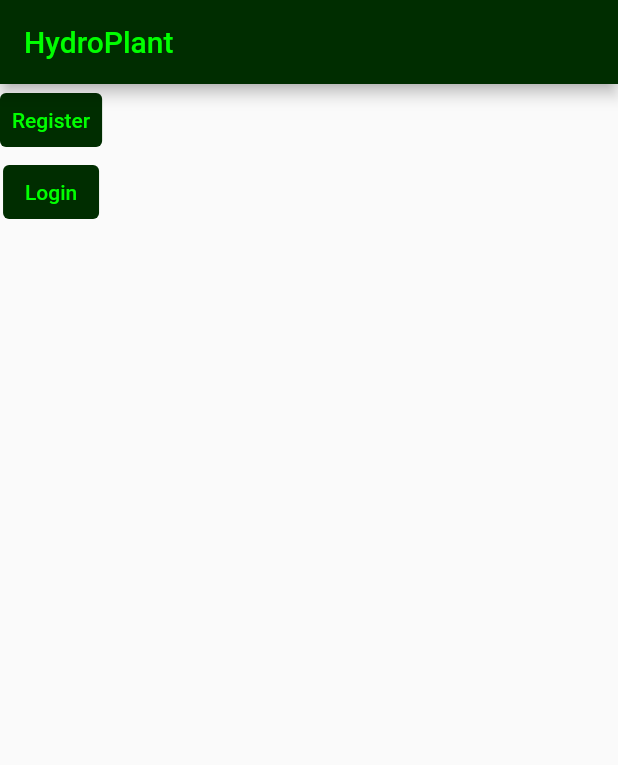
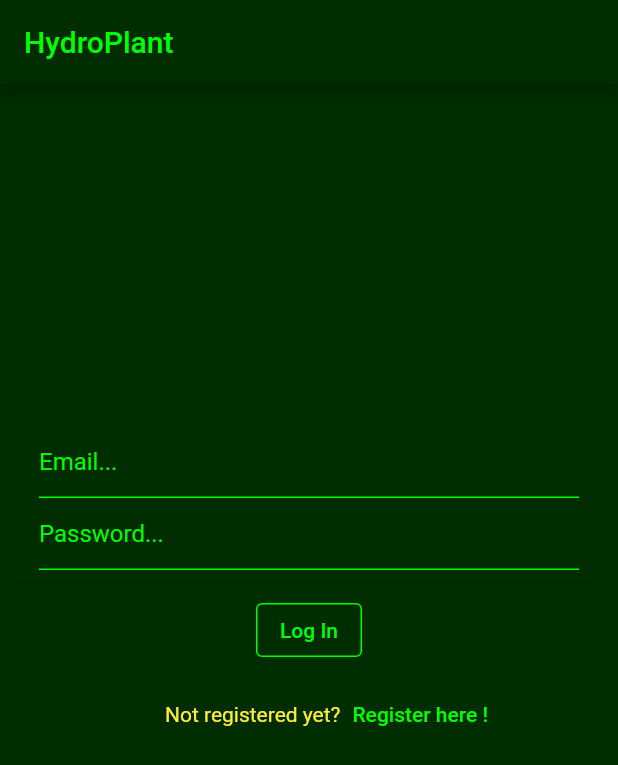
Before and after one commit to GersonCJ/PlantArmApp, a Flutter app: the screen it shows after launch, on a phone screen of 412 x 824 dp. Shown: the top 765 px of the screen. Run offline on Flutter 3.47's test engine with Material 2 defaults, Android fonts, the phone set to English and light mode, and no system bars; our stand-ins replace cloud_firestore, firebase_auth, firebase_core, syncfusion_flutter_charts; accounts and stored records are empty; generated files the repository leaves out were written again.

Commit message:
Aprimoramento da HomePage View, trazendo para ela a LoginView diretamente.

```diff
--- a/Flutter/PlantArm/plantarmapp/lib/main.dart
+++ b/Flutter/PlantArm/plantarmapp/lib/main.dart
@@ -9,7 +9,7 @@ void main() {
   WidgetsFlutterBinding.ensureInitialized;
   runApp(
     MaterialApp(
-        title: 'Flutter Demo',
+        title: 'HydroPlant App',
         theme: ThemeData(
           primarySwatch: Colors.blue,
         ),
--- a/Flutter/PlantArm/plantarmapp/lib/view/home_page_view.dart
+++ b/Flutter/PlantArm/plantarmapp/lib/view/home_page_view.dart
@@ -15,14 +15,29 @@ class HomePage extends StatelessWidget {
           backgroundColor: const Color.fromARGB(255, 0, 45, 0),
           foregroundColor: const Color.fromARGB(255, 0, 255, 0),
         ),
+        backgroundColor: const Color.fromARGB(255, 0, 45, 0),
         body: FutureBuilder(
             future: Firebase.initializeApp(
                 options: DefaultFirebaseOptions.currentPlatform),
             builder: (context, snapshot) {
               switch (snapshot.connectionState) {
                 case ConnectionState.done:
-                  return Column(
+                  return ListView(
                     children: [
+                      const SizedBox(height: 220, child: Text('')),
+                      const Padding(
+                        padding: EdgeInsets.all(8.0),
+                        child: LoginView(),
+                      ),
+                      Padding(
+                        padding: const EdgeInsets.only(left: 110.0),
+                        child: Row(
+                          children: [
+                            const Text(
+                              'Not registered yet?',
+                              textAlign: TextAlign.center,
+                              style: TextStyle(color: Colors.yellow),
+                            ),
                             TextButton(
                                 onPressed: () {
                                   Navigator.push(
@@ -36,21 +51,10 @@ class HomePage extends StatelessWidget {
                                         const Color.fromARGB(255, 0, 45, 0)),
                                     foregroundColor: MaterialStateProperty.all(
                                         const Color.fromARGB(255, 0, 255, 0))),
-                          child: const Text('Register')),
-                      TextButton(
-                          onPressed: () {
-                            Navigator.push(
-                                context,
-                                MaterialPageRoute(
-                                  builder: (context) => const LoginView(),
-                                ));
-                          },
-                          style: ButtonStyle(
-                              backgroundColor: MaterialStateProperty.all(
-                                  const Color.fromARGB(255, 0, 45, 0)),
-                              foregroundColor: MaterialStateProperty.all(
-                                  const Color.fromARGB(255, 0, 255, 0))),
-                          child: const Text('Login'))
+                                child: const Text('Register here !')),
+                          ],
+                        ),
+                      ),
                     ],
                   );
                 default:
--- a/Flutter/PlantArm/plantarmapp/lib/view/login_view.dart
+++ b/Flutter/PlantArm/plantarmapp/lib/view/login_view.dart
@@ -32,35 +32,54 @@ class _LoginViewState extends State<LoginView> {
 
   @override
   Widget build(BuildContext context) {
-    return Scaffold(
-        appBar: AppBar(
-          title: const Text('HydroPlant'),
-          backgroundColor: const Color.fromARGB(255, 0, 45, 0),
-          foregroundColor: const Color.fromARGB(255, 0, 255, 0),
-        ),
-        body: Column(
+    return Column(
       children: [
-            TextField(
+        SizedBox(
+          width: 360,
+          child: TextField(
             controller: _email,
             enableSuggestions: false,
             autocorrect: false,
             keyboardType: TextInputType.emailAddress,
+            style: const TextStyle(color: Color.fromARGB(255, 0, 255, 0)),
+            textAlign: TextAlign.left,
             decoration: const InputDecoration(
-                hintText: 'Email',
-                hintStyle: TextStyle(color: Colors.black),
+                fillColor: Color.fromARGB(255, 0, 255, 0),
+                focusedBorder: OutlineInputBorder(
+                  borderSide: BorderSide(color: Color.fromARGB(255, 0, 255, 0)),
+                ),
+                enabledBorder: UnderlineInputBorder(
+                    borderSide:
+                        BorderSide(color: Color.fromARGB(255, 0, 255, 0))),
+                hintText: 'Email...',
+                hintStyle: TextStyle(color: Color.fromARGB(255, 0, 255, 0))),
+            cursorColor: const Color.fromARGB(255, 0, 255, 0),
           ),
         ),
-            TextField(
+        SizedBox(
+          width: 360,
+          child: TextField(
             controller: _password,
             enableSuggestions: false,
             autocorrect: false,
             obscureText: true,
+            style: const TextStyle(color: Color.fromARGB(255, 0, 255, 0)),
+            textAlign: TextAlign.left,
             decoration: const InputDecoration(
-                hintText: 'Password',
-                hintStyle: TextStyle(color: Colors.black),
+                fillColor: Color.fromARGB(255, 0, 255, 0),
+                focusedBorder: OutlineInputBorder(
+                  borderSide: BorderSide(color: Color.fromARGB(255, 0, 255, 0)),
+                ),
+                enabledBorder: UnderlineInputBorder(
+                    borderSide:
+                        BorderSide(color: Color.fromARGB(255, 0, 255, 0))),
+                hintText: 'Password...',
+                hintStyle: TextStyle(color: Color.fromARGB(255, 0, 255, 0))),
+            cursorColor: const Color.fromARGB(255, 0, 255, 0),
           ),
         ),
-            TextButton(
+        const Divider(),
+        OutlinedButton(
             onPressed: () async {
               bool isSigned = false;
               try {
@@ -72,8 +91,8 @@ class _LoginViewState extends State<LoginView> {
                 isSigned = true;
               } on FirebaseAuthException catch (e) {
                 final messageError = e.code.toString();
-                    final treatedMessageError = toBeginningOfSentenceCase(
-                            messageError.split('-').join(' '))
+                final treatedMessageError =
+                    toBeginningOfSentenceCase(messageError.split('-').join(' '))
                         .toString();
                 dialogOkBox(context, treatedMessageError);
                 if (e.code == 'user-not-found') {
@@ -88,21 +107,25 @@ class _LoginViewState extends State<LoginView> {
                 final user = FirebaseAuth.instance.currentUser;
                 if (user?.emailVerified ?? false) {
                   if (!mounted) return;
-                      Navigator.of(context).pushNamedAndRemoveUntil(
-                          '/mainui/', (route) => false);
+                  Navigator.of(context)
+                      .pushNamedAndRemoveUntil('/mainui/', (route) => false);
                 } else {
                   if (!mounted) return;
                   dialogVerificationBox(context);
                 }
               }
             },
-                style: ButtonStyle(
-                    backgroundColor: MaterialStateProperty.all(
-                        const Color.fromARGB(255, 0, 45, 0)),
-                    foregroundColor: MaterialStateProperty.all(
-                        const Color.fromARGB(255, 0, 255, 0))),
-                child: const Text('Log In')),
+            style: OutlinedButton.styleFrom(
+              backgroundColor: const Color.fromARGB(255, 0, 45, 0),
+              foregroundColor: const Color.fromARGB(255, 0, 255, 0),
+              side: const BorderSide(
+                color: Color.fromARGB(255, 0, 255, 0),
+              ),
+            ),
+            child: const Text(
+              'Log In',
+            )),
       ],
-        ));
+    );
   }
 }
```
Also changed, not shown: Flutter/PlantArm/plantarmapp/lib/graph/model.dart (+5 -5 lines). Lines whose indentation alone changed are shown as unchanged.
